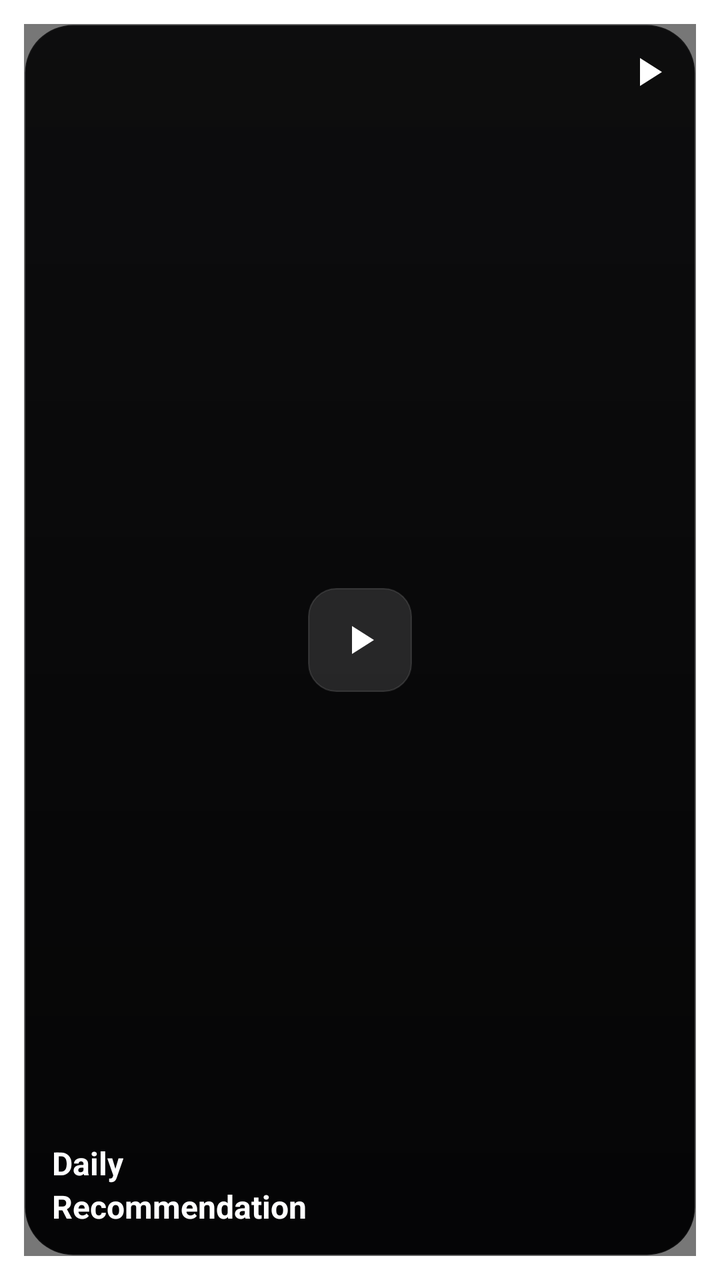
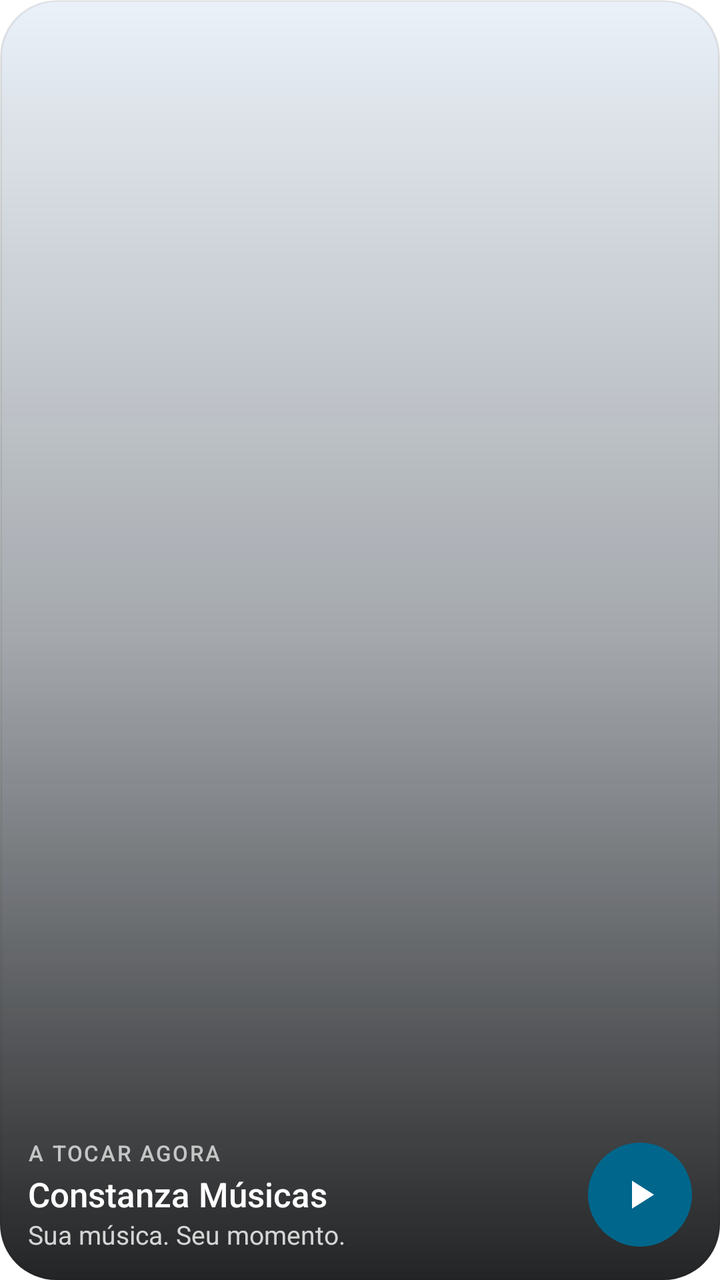

An Android layout rendered at two revisions. The XML below is the earlier revision; the diff shows what the commit changed to produce the second picture.
<!-- AndroidManifest.xml: fallback theme Theme.MaterialComponents.DayNight.NoActionBar -->
<!-- res/layout/widget_recommendation.xml -->
<?xml version="1.0" encoding="utf-8"?>
<FrameLayout xmlns:android="http://schemas.android.com/apk/res/android"
    android:id="@+id/widget_root"
    android:layout_width="match_parent"
    android:layout_height="match_parent"
    android:padding="12dp">

    
    <FrameLayout
        android:layout_width="match_parent"
        android:layout_height="match_parent"
        android:background="@drawable/widget_bg_dark">

        
        <ImageView
            android:id="@+id/widget_artwork"
            android:layout_width="match_parent"
            android:layout_height="match_parent"
            android:scaleType="centerCrop"
            android:src="@mipmap/ic_launcher"
            android:contentDescription="Album art"
            android:alpha="0.6" />

        
        <FrameLayout
            android:layout_width="match_parent"
            android:layout_height="match_parent"
            android:background="#88000000" />

        
        <ImageView
            android:layout_width="24dp"
            android:layout_height="24dp"
            android:layout_gravity="top|end"
            android:layout_margin="12dp"
            android:src="@drawable/ic_widget_play"
            android:tint="#CCFFFFFF"
            android:contentDescription="Note" />

        
        <LinearLayout
            android:layout_width="wrap_content"
            android:layout_height="wrap_content"
            android:layout_gravity="bottom|start"
            android:orientation="vertical"
            android:layout_margin="14dp">

            <TextView
                android:layout_width="wrap_content"
                android:layout_height="wrap_content"
                android:text="Daily"
                android:textColor="#FFFFFF"
                android:textSize="16sp"
                android:textStyle="bold" />

            <TextView
                android:id="@+id/widget_title"
                android:layout_width="wrap_content"
                android:layout_height="wrap_content"
                android:text="Recommendation"
                android:textColor="#FFFFFF"
                android:textSize="16sp"
                android:textStyle="bold" />

        </LinearLayout>

        
        <ImageButton
            android:id="@+id/widget_play_pause"
            android:layout_width="52dp"
            android:layout_height="52dp"
            android:layout_gravity="center"
            android:src="@drawable/ic_widget_play"
            android:tint="#FFFFFF"
            android:background="@drawable/widget_btn_bg"
            android:contentDescription="Play"
            android:scaleType="centerInside"
            android:padding="10dp" />

    </FrameLayout>
</FrameLayout>
<!-- resources referenced by this layout -->
<resources>
  <!-- drawable ic_widget_play (drawable) -->
  <?xml version="1.0" encoding="utf-8"?>
  <vector xmlns:android="http://schemas.android.com/apk/res/android"
      android:width="24dp" android:height="24dp"
      android:viewportWidth="24" android:viewportHeight="24">
      <path android:fillColor="#FFFFFFFF"
          android:pathData="M8,5 L19,12 L8,19 Z" />
  </vector>
  <!-- drawable widget_bg_dark (drawable) -->
  <?xml version="1.0" encoding="utf-8"?>
  <shape xmlns:android="http://schemas.android.com/apk/res/android"
      android:shape="rectangle">
      <gradient
          android:type="linear"
          android:angle="270"
          android:startColor="#FF1C1C1E"
          android:endColor="#FF0A0A0C" />
      <corners android:radius="24dp" />
      <stroke android:width="1dp" android:color="#1AFFFFFF" />
  </shape>
  <!-- drawable widget_btn_bg (drawable) -->
  <?xml version="1.0" encoding="utf-8"?>
  <shape xmlns:android="http://schemas.android.com/apk/res/android"
      android:shape="rectangle">
      <solid android:color="#1FFFFFFF" />
      <corners android:radius="14dp" />
      <stroke android:width="0.5dp" android:color="#1FFFFFFF" />
  </shape>
  <!-- mipmap ic_launcher (mipmap-anydpi-v26) -->
  <?xml version="1.0" encoding="utf-8"?>
  <adaptive-icon xmlns:android="http://schemas.android.com/apk/res/android">
    <background android:drawable="@color/ic_launcher_background"/>
    <foreground>
        <inset
            android:drawable="@drawable/ic_launcher_foreground"
            android:inset="16%" />
    </foreground>
  </adaptive-icon>
  <color name="ic_launcher_background">#1A1A2E</color>
  <!-- drawable ic_launcher_foreground: png bitmap (drawable-hdpi, 5459 bytes) -->
</resources>

<!-- the commit's change to res/layout/widget_recommendation.xml (unified diff, before → after) -->
@@ -3,79 +3,86 @@
     android:id="@+id/widget_root"
     android:layout_width="match_parent"
     android:layout_height="match_parent"
-    android:padding="12dp">
+    android:padding="@dimen/widget_margin">
 
-    
     <FrameLayout
+        android:id="@android:id/background"
         android:layout_width="match_parent"
         android:layout_height="match_parent"
-        android:background="@drawable/widget_bg_dark">
+        android:background="@drawable/widget_surface"
+        android:clipToOutline="true">
 
-        
         <ImageView
             android:id="@+id/widget_artwork"
             android:layout_width="match_parent"
             android:layout_height="match_parent"
             android:scaleType="centerCrop"
             android:src="@mipmap/ic_launcher"
-            android:contentDescription="Album art"
-            android:alpha="0.6" />
+            android:contentDescription="@string/widget_cd_artwork" />
 
-        
         <FrameLayout
             android:layout_width="match_parent"
             android:layout_height="match_parent"
-            android:background="#88000000" />
+            android:background="@drawable/widget_scrim" />
 
-        
-        <ImageView
-            android:layout_width="24dp"
-            android:layout_height="24dp"
-            android:layout_gravity="top|end"
-            android:layout_margin="12dp"
-            android:src="@drawable/ic_widget_play"
-            android:tint="#CCFFFFFF"
-            android:contentDescription="Note" />
+        <LinearLayout
+            android:layout_width="match_parent"
+            android:layout_height="wrap_content"
+            android:layout_gravity="bottom"
+            android:orientation="horizontal"
+            android:gravity="center_vertical"
+            android:padding="14dp">
 
-        
-        <LinearLayout
-            android:layout_width="wrap_content"
-            android:layout_height="wrap_content"
-            android:layout_gravity="bottom|start"
-            android:orientation="vertical"
-            android:layout_margin="14dp">
+            <LinearLayout
+                android:layout_width="0dp"
+                android:layout_height="wrap_content"
+                android:layout_weight="1"
+                android:layout_marginEnd="10dp"
+                android:orientation="vertical">
 
-            <TextView
-                android:layout_width="wrap_content"
-                android:layout_height="wrap_content"
-                android:text="Daily"
-                android:textColor="#FFFFFF"
-                android:textSize="16sp"
-                android:textStyle="bold" />
+                <TextView
+                    android:layout_width="wrap_content"
+                    android:layout_height="wrap_content"
+                    android:text="@string/widget_now_playing"
+                    android:textColor="#B3FFFFFF"
+                    android:textSize="11sp"
+                    android:letterSpacing="0.08"
+                    android:textAllCaps="true"
+                    android:fontFamily="sans-serif-medium" />
 
-            <TextView
-                android:id="@+id/widget_title"
-                android:layout_width="wrap_content"
-                android:layout_height="wrap_content"
-                android:text="Recommendation"
-                android:textColor="#FFFFFF"
-                android:textSize="16sp"
-                android:textStyle="bold" />
+                <TextView
+                    android:id="@+id/widget_title"
+                    android:layout_width="match_parent"
+                    android:layout_height="wrap_content"
+                    android:layout_marginTop="2dp"
+                    android:text="@string/widget_default_title"
+                    android:textColor="#FFFFFFFF"
+                    android:textSize="17sp"
+                    android:fontFamily="sans-serif-medium"
+                    android:maxLines="1"
+                    android:ellipsize="end" />
 
+                <TextView
+                    android:id="@+id/widget_artist"
+                    android:layout_width="match_parent"
+                    android:layout_height="wrap_content"
+                    android:text="@string/widget_default_artist"
+                    android:textColor="#CCFFFFFF"
+                    android:textSize="13sp"
+                    android:maxLines="1"
+                    android:ellipsize="end" />
+            </LinearLayout>
+
+            <ImageButton
+                android:id="@+id/widget_play_pause"
+                android:layout_width="52dp"
+                android:layout_height="52dp"
+                android:src="@drawable/ic_widget_play"
+                android:tint="@color/widget_on_accent"
+                android:background="@drawable/widget_play_bg"
+                android:contentDescription="@string/widget_cd_play_pause"
+                android:scaleType="centerInside"
+                android:padding="14dp" />
         </LinearLayout>
-
-        
-        <ImageButton
-            android:id="@+id/widget_play_pause"
-            android:layout_width="52dp"
-            android:layout_height="52dp"
-            android:layout_gravity="center"
-            android:src="@drawable/ic_widget_play"
-            android:tint="#FFFFFF"
-            android:background="@drawable/widget_btn_bg"
-            android:contentDescription="Play"
-            android:scaleType="centerInside"
-            android:padding="10dp" />
-
     </FrameLayout>
 </FrameLayout>
<!-- resource entries referenced after the edit -->
@@ -1,5 +1,7 @@
 <!-- resources referenced by this layout -->
 <resources>
+  <color name="widget_on_accent">#FFFFFFFF</color>
+  <dimen name="widget_margin">8dp</dimen>
   <!-- drawable ic_widget_play (drawable) -->
   <?xml version="1.0" encoding="utf-8"?>
   <vector xmlns:android="http://schemas.android.com/apk/res/android"
@@ -8,25 +10,27 @@
       <path android:fillColor="#FFFFFFFF"
           android:pathData="M8,5 L19,12 L8,19 Z" />
   </vector>
-  <!-- drawable widget_bg_dark (drawable) -->
+  <!-- drawable widget_play_bg (drawable) -->
   <?xml version="1.0" encoding="utf-8"?>
-  <shape xmlns:android="http://schemas.android.com/apk/res/android"
-      android:shape="rectangle">
-      <gradient
-          android:type="linear"
-          android:angle="270"
-          android:startColor="#FF1C1C1E"
-          android:endColor="#FF0A0A0C" />
-      <corners android:radius="24dp" />
-      <stroke android:width="1dp" android:color="#1AFFFFFF" />
+  <ripple xmlns:android="http://schemas.android.com/apk/res/android" android:color="@color/widget_ripple">
+      <item>
+          <shape android:shape="oval">
+              <solid android:color="@color/widget_accent" />
+          </shape>
+      </item>
+  </ripple>
+  <!-- drawable widget_scrim (drawable) -->
+  <?xml version="1.0" encoding="utf-8"?>
+  <shape xmlns:android="http://schemas.android.com/apk/res/android" android:shape="rectangle">
+      <gradient android:angle="90" android:startColor="#D9000000"
+          android:centerColor="#4D000000" android:endColor="#00000000" android:type="linear" />
   </shape>
-  <!-- drawable widget_btn_bg (drawable) -->
+  <!-- drawable widget_surface (drawable) -->
   <?xml version="1.0" encoding="utf-8"?>
-  <shape xmlns:android="http://schemas.android.com/apk/res/android"
-      android:shape="rectangle">
-      <solid android:color="#1FFFFFFF" />
-      <corners android:radius="14dp" />
-      <stroke android:width="0.5dp" android:color="#1FFFFFFF" />
+  <shape xmlns:android="http://schemas.android.com/apk/res/android" android:shape="rectangle">
+      <solid android:color="@color/widget_surface" />
+      <corners android:radius="@dimen/widget_radius" />
+      <stroke android:width="1dp" android:color="@color/widget_outline" />
   </shape>
   <!-- mipmap ic_launcher (mipmap-anydpi-v26) -->
   <?xml version="1.0" encoding="utf-8"?>
@@ -38,6 +42,16 @@
             android:inset="16%" />
     </foreground>
   </adaptive-icon>
+  <string name="widget_cd_artwork">Capa do álbum</string>
+  <string name="widget_cd_play_pause">Reproduzir ou pausar</string>
+  <string name="widget_default_artist">Sua música. Seu momento.</string>
+  <string name="widget_default_title">Constanza Músicas</string>
+  <string name="widget_now_playing">A tocar agora</string>
+  <color name="widget_ripple">#1F000000</color>
+  <color name="widget_accent">#FF6750A4</color>
+  <color name="widget_surface">#FFF6F3FA</color>
+  <dimen name="widget_radius">24dp</dimen>
+  <color name="widget_outline">#14000000</color>
   <color name="ic_launcher_background">#1A1A2E</color>
   <!-- drawable ic_launcher_foreground: png bitmap (drawable-hdpi, 5459 bytes) -->
 </resources>
